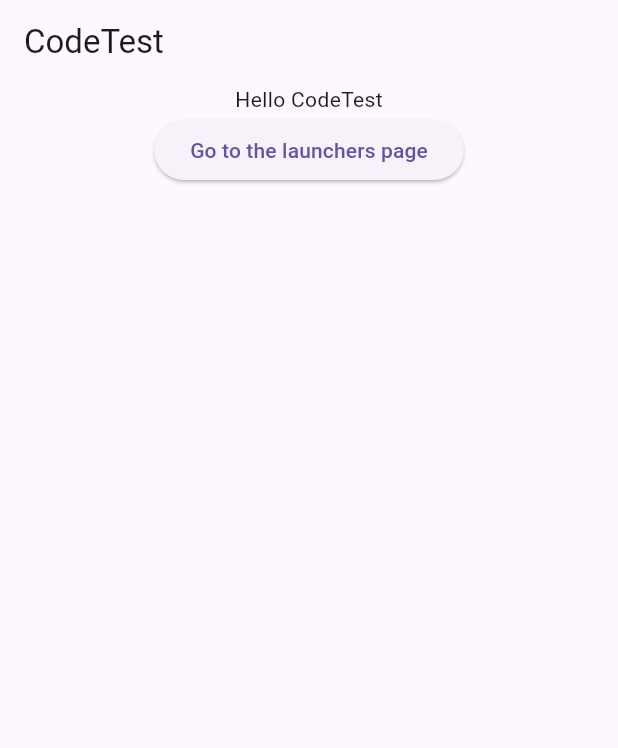
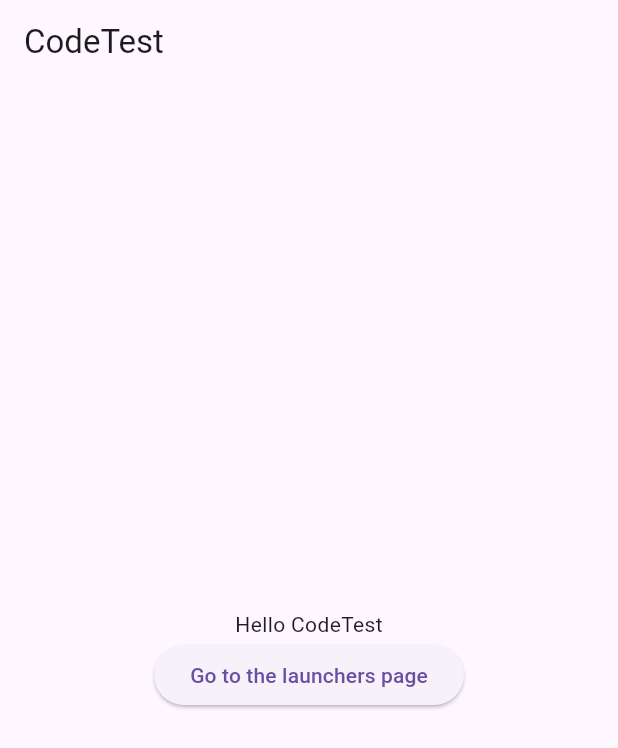
Before and after one commit to DKMonster/flutter-codetest-240906, a Flutter app: the screen it shows after launch, on a phone screen of 412 x 824 dp. Shown: the top 748 px of the screen. Run offline on Flutter 3.47's test engine with Material 3 defaults, Android fonts, the phone set to English and light mode, and no system bars; our stand-ins replace go_router.

```diff
--- a/codetest/lib/app.dart
+++ b/codetest/lib/app.dart
@@ -1,24 +1,26 @@
 import 'package:flutter/foundation.dart';
 import 'package:flutter/material.dart';
-
+import 'package:codetest/config/router.dart';
 import 'package:codetest/flavors.dart';
 import 'package:codetest/widgets/flavor_banner.dart';
-import 'package:codetest/pages/home_page.dart';
 
 class App extends StatelessWidget {
   const App({Key? key}) : super(key: key);
 
   @override
   Widget build(BuildContext context) {
-    return MaterialApp(
+    return MaterialApp.router(
+      routerConfig: router,
       title: F.title,
       theme: ThemeData(
         primarySwatch: Colors.blue,
       ),
-      home: FlavorBanner(
-        show: kDebugMode,
-        child: HomePage(),
-      ),
+      builder: (context, child) {
+        return FlavorBanner(
+          show: kDebugMode,
+          child: child!,
+        );
+      },
     );
   }
 }
--- /dev/null
+++ b/codetest/lib/config/color.dart
@@ -0,0 +1 @@
+import 'package:flutter/material.dart';
--- /dev/null
+++ b/codetest/lib/config/router.dart
@@ -0,0 +1,18 @@
+import 'package:go_router/go_router.dart';
+
+import 'package:codetest/pages/home_page.dart';
+import 'package:codetest/pages/launches_page.dart';
+
+final GoRouter router = GoRouter(
+  routes: [
+    GoRoute(
+      path: '/',
+      builder: (context, state) => const HomePage(),
+    ),
+    GoRoute(
+      path: '/launches',
+      builder: (context, state) => const LaunchesPage(),
+    ),
+    // 添加其他路由
+  ],
+);
--- a/codetest/lib/pages/home_page.dart
+++ b/codetest/lib/pages/home_page.dart
@@ -1,5 +1,7 @@
 import 'package:flutter/material.dart';
-import '../flavors.dart';
+import 'package:go_router/go_router.dart';
+
+import 'package:codetest/flavors.dart';
 
 class HomePage extends StatelessWidget {
   const HomePage({super.key});
@@ -11,6 +13,7 @@ class HomePage extends StatelessWidget {
         title: Text(F.title),
       ),
       body: Column(
+        mainAxisAlignment: MainAxisAlignment.center,
         children: [
           Center(
             child: Text(
@@ -18,7 +21,7 @@ class HomePage extends StatelessWidget {
             ),
           ),
           ElevatedButton(
-            onPressed: () {},
+            onPressed: () => context.go('/launches'),
             child: const Text('Go to the launchers page'),
           ),
         ],
```
Also changed, not shown: codetest/lib/pages/launches_page.dart (added, +14 -0 lines), codetest/lib/main.dart (line endings or trailing spaces).
